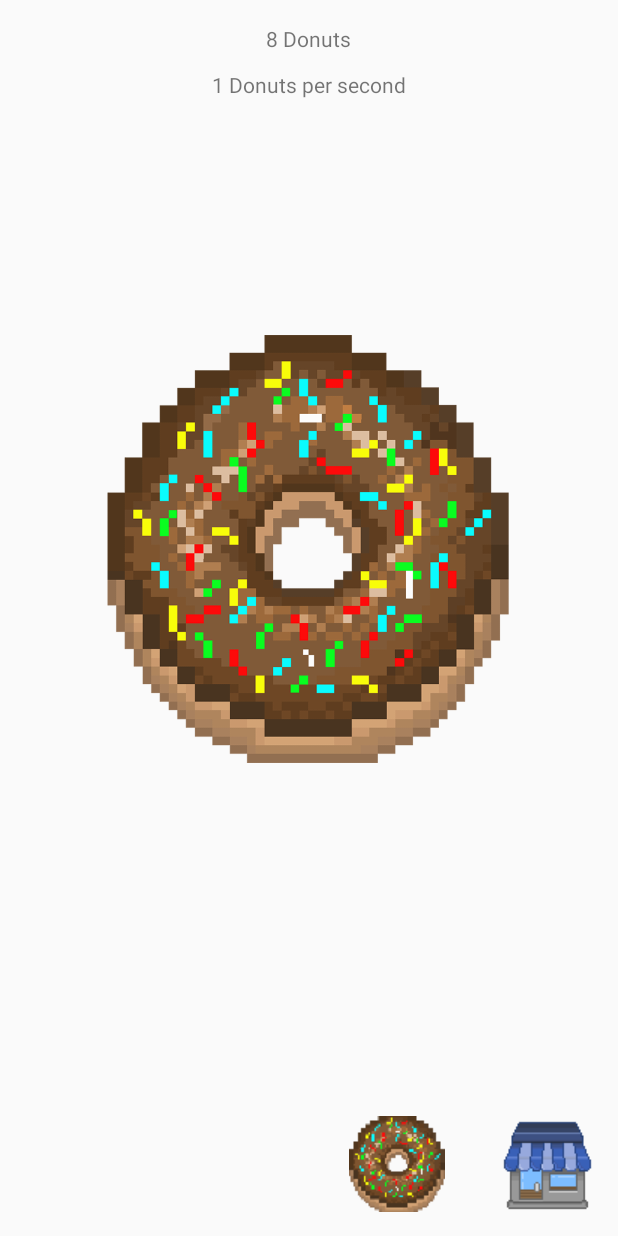
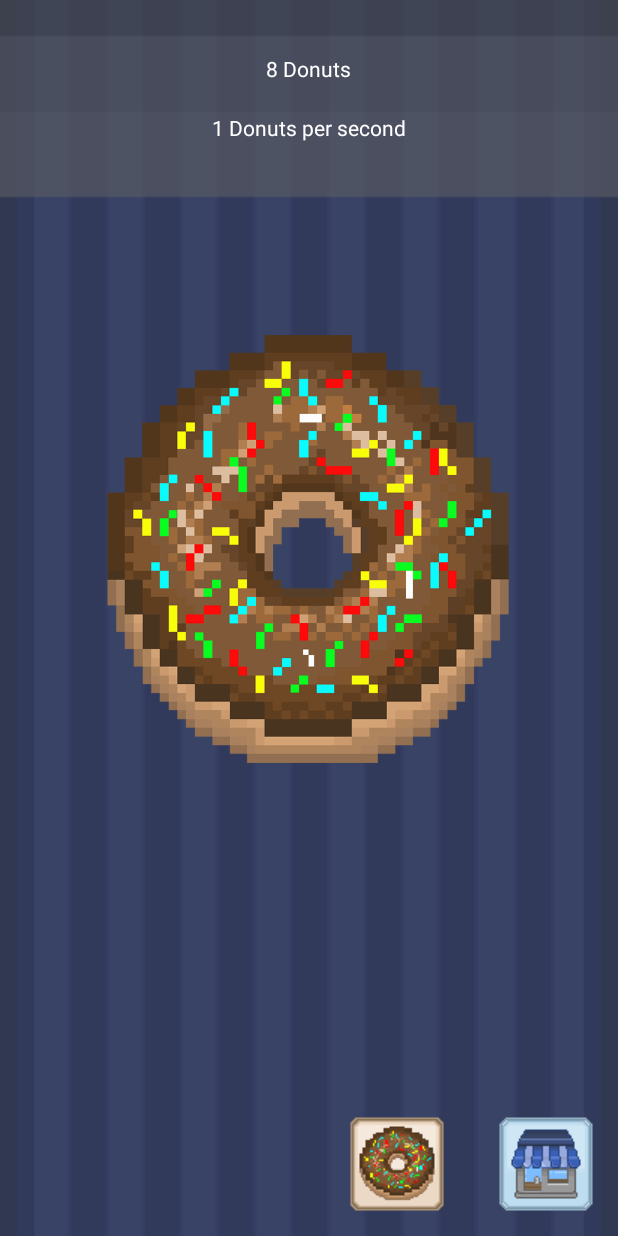
Before and after one commit to dingloid/Clicker-2, an Android app: the screen it shows after launch (MainActivity), on a phone screen of 412 x 824 dp. Run offline under Robolectric (Android 15) with nearby library versions, the light colour scheme and no system bars; our stand-ins replace AdMob.

Commit message:
BG update

```diff
--- a/app/src/main/res/layout/activity_main.xml
+++ b/app/src/main/res/layout/activity_main.xml
@@ -9,7 +9,8 @@
     android:paddingLeft="@dimen/activity_horizontal_margin"
     android:paddingRight="@dimen/activity_horizontal_margin"
     android:paddingTop="@dimen/activity_vertical_margin"
-    tools:context="ohpiestudio.clicker2.MainActivity">
+    tools:context="ohpiestudio.clicker2.MainActivity"
+    android:background="@drawable/bg">
 
 
     <TextView
@@ -18,16 +19,19 @@
         android:layout_height="wrap_content"
         android:layout_alignParentTop="true"
         android:layout_centerHorizontal="true"
-        android:id="@+id/donutAmountText" />
+        android:layout_marginTop="20dp"
+        android:id="@+id/donutAmountText"
+        android:textColor="#ffffff"/>
 
     <TextView
         android:text="1"
         android:layout_width="wrap_content"
         android:layout_height="wrap_content"
         android:layout_below="@+id/donutAmountText"
-        android:layout_marginTop="11dp"
+        android:layout_marginTop="20dp"
         android:layout_centerHorizontal="true"
-        android:id="@+id/donutPerSecondText" />
+        android:id="@+id/donutPerSecondText"
+        android:textColor="#ffffff"/>
 
 
     <ImageView
@@ -42,7 +46,6 @@
         android:layout_alignParentStart="true" />
 
     <ImageView
-        android:text="Shop"
         android:layout_width="wrap_content"
         android:layout_height="wrap_content"
         android:id="@+id/toShop"
@@ -51,11 +54,10 @@
         android:layout_alignParentEnd="true" />
 
     <ImageView
-        android:text="Shop"
         android:layout_width="wrap_content"
         android:layout_height="wrap_content"
         android:id="@+id/toSkinShop"
-        android:src="@drawable/defaultdonutico"
+        android:src="@drawable/skinshopico"
         android:layout_alignParentBottom="true"
         android:layout_toStartOf="@+id/toShop"
         android:layout_marginEnd="35dp" />
--- a/app/src/main/res/layout/activity_skin_shop.xml
+++ b/app/src/main/res/layout/activity_skin_shop.xml
@@ -5,6 +5,7 @@
     android:id="@+id/activity_shop"
     android:layout_width="match_parent"
     android:layout_height="match_parent"
+    android:background="@drawable/bg"
     tools:context="ohpiestudio.clicker2.Screens.SkinShop">
 
     <RelativeLayout
@@ -38,6 +39,8 @@
         android:layout_height="wrap_content"
         android:layout_alignParentTop="true"
         android:layout_centerHorizontal="true"
-        android:id="@+id/donutAmountText" />
+        android:id="@+id/donutAmountText"
+        android:layout_marginTop="30dp"
+        android:textColor="#ffffff"/>
 
 </RelativeLayout>
--- a/app/src/main/res/layout/list_layout.xml
+++ b/app/src/main/res/layout/list_layout.xml
@@ -29,7 +29,7 @@
         android:layout_alignTop="@+id/thumbnail"
         android:text="placeholder"
         android:textStyle="bold"
-        android:textColor="#000000"
+        android:textColor="#ffffff"
         android:layout_toRightOf="@+id/thumbnail"
         android:textSize="14sp"
         android:layout_width="wrap_content"
@@ -38,7 +38,7 @@
     <TextView
         android:id="@+id/powerUpCost"
         android:text="Title Goes Here"
-        android:textColor="#000000"
+        android:textColor="#ffffff"
         android:layout_width="wrap_content"
         android:layout_height="wrap_content"
         android:layout_below="@+id/powerUpName"
@@ -50,7 +50,7 @@
         android:layout_width="wrap_content"
         android:layout_height="wrap_content"
         android:id="@+id/amountOwnedText"
-        android:textColor="#000000"
+        android:textColor="#ffffff"
         android:layout_alignParentTop="true"
         android:layout_alignParentEnd="true"
         android:layout_marginEnd="24dp" />
--- a/app/src/main/res/layout/list_layout_skins.xml
+++ b/app/src/main/res/layout/list_layout_skins.xml
@@ -29,7 +29,7 @@
         android:layout_alignTop="@+id/thumbnail"
         android:text="placeholder"
         android:textStyle="bold"
-        android:textColor="#000000"
+        android:textColor="#ffffff"
         android:layout_toRightOf="@+id/thumbnail"
         android:textSize="14sp"
         android:layout_width="wrap_content"
@@ -43,12 +43,12 @@
         android:layout_toEndOf="@+id/thumbnail"
         android:id="@+id/descText"
         android:layout_marginTop="2dp"
-        android:textColor="#000000"/>
+        android:textColor="#ffffff"/>
 
     <TextView
         android:id="@+id/skinCost"
         android:text="999999"
-        android:textColor="#000000"
+        android:textColor="#ffffff"
         android:layout_width="wrap_content"
         android:layout_height="wrap_content"
         android:layout_below="@+id/skinName"
```
Also changed, not shown: app/src/main/res/layout/activity_shop.xml (+7 -3 lines), app/src/main/res/drawable/bg.png (added), app/src/main/res/drawable/cookie.png (added), app/src/main/res/drawable/defaultdonutico.png, app/src/main/res/drawable/shopico.png, app/src/main/res/drawable/shopico2.png (added), app/src/main/res/drawable/skinshopico.png (added).
